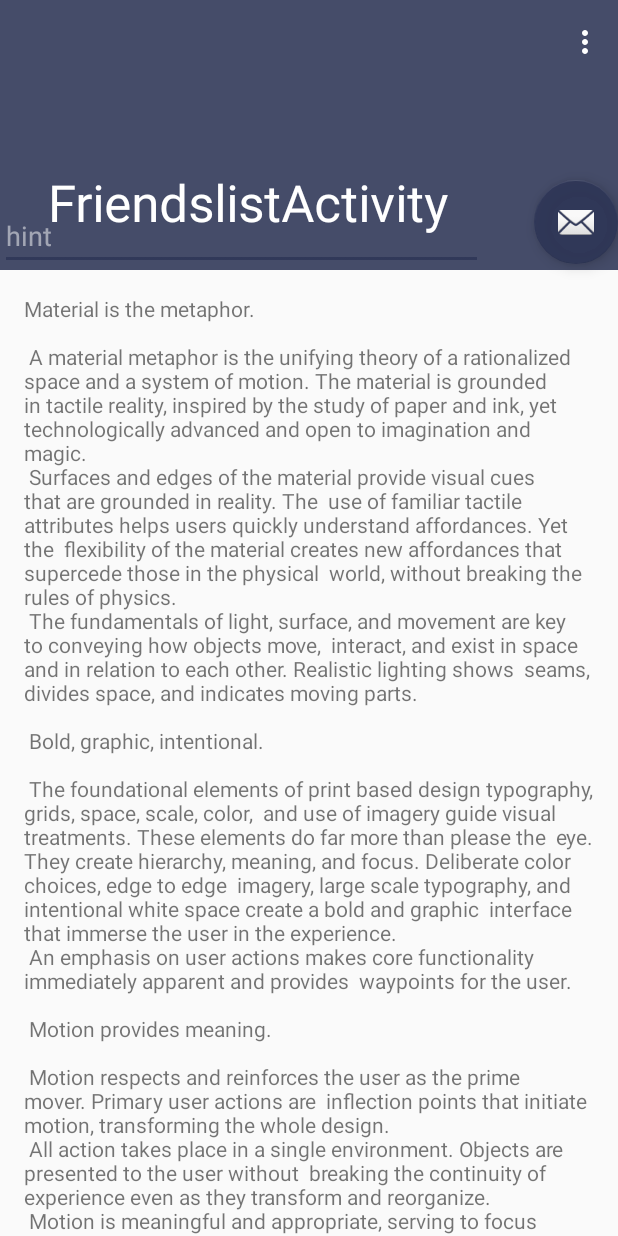
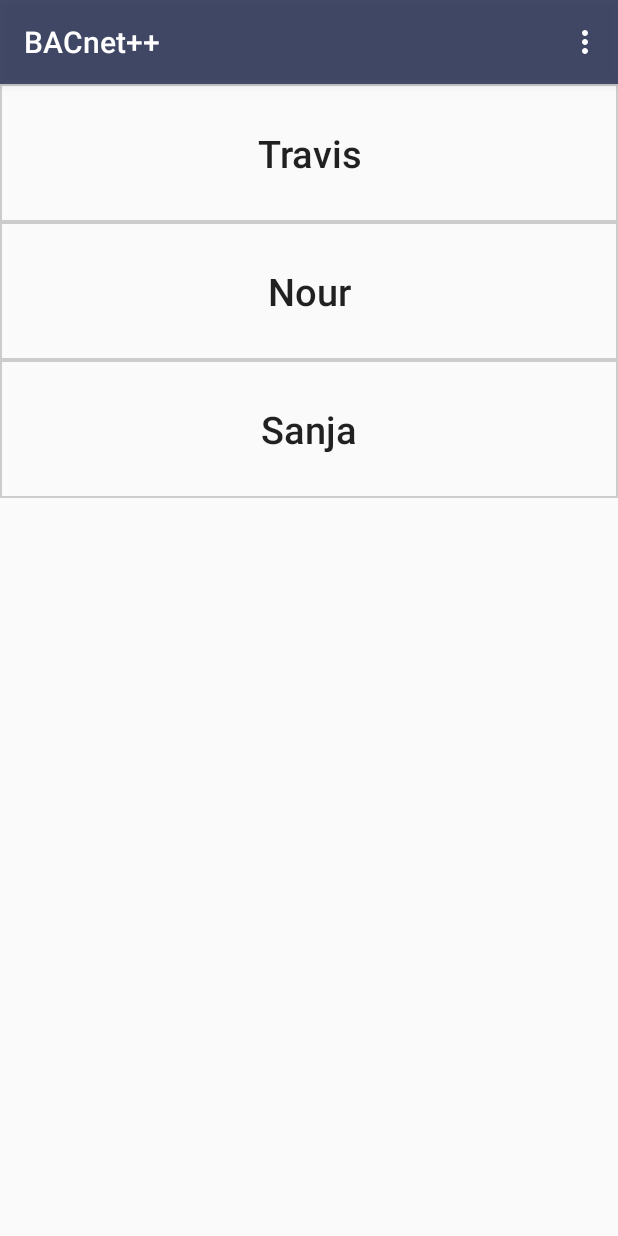
Before and after one commit to chaquo/chaquopy-console, an Android app: the FriendslistActivity screen opened directly, with no data from a screen before it, on a phone screen of 412 x 824 dp. Run offline under Robolectric (Android 15) with nearby library versions, the light colour scheme and no system bars; 10 statements that could not run were skipped.

Commit message:
Add friendslists classes and xmls

```diff
--- a/app/src/main/AndroidManifest.xml
+++ b/app/src/main/AndroidManifest.xml
@@ -11,10 +11,7 @@
         android:supportsRtl="true"
         android:theme="@style/AppTheme">
         <activity android:name="com.chaquo.python.utils.FeedTabActivity" />
-        <activity
-            android:name="com.chaquo.python.utils.FriendslistActivity"
-            android:label="@string/title_activity_friendslist"
-            android:theme="@style/AppTheme.NoActionBar" />
+        <activity android:name="com.chaquo.python.utils.FriendslistActivity" />
         <activity android:name="com.chaquo.python.utils.AccountActivity" />
         <activity android:name="com.chaquo.python.utils.PostActivity" />
         <activity android:name="com.chaquo.python.utils.RecyclerFeedActivity" />
--- a/app/src/main/java/com/chaquo/python/utils/FriendslistActivity.java
+++ b/app/src/main/java/com/chaquo/python/utils/FriendslistActivity.java
@@ -1,35 +1,68 @@
 package com.chaquo.python.utils;
 
+import android.annotation.SuppressLint;
 import android.app.Application;
+import android.os.Build;
 import android.os.Bundle;
+import android.view.Gravity;
+import android.view.LayoutInflater;
+import android.view.View;
+import android.widget.Button;
+import android.widget.EditText;
+import android.widget.LinearLayout;
+import android.widget.PopupWindow;
 
+import androidx.annotation.RequiresApi;
+import androidx.recyclerview.widget.LinearLayoutManager;
+import androidx.recyclerview.widget.RecyclerView;
+
+import com.chaquo.python.PyObject;
+import com.chaquo.python.Python;
+import com.chaquo.python.console.R;
 import com.google.android.material.floatingactionbutton.FloatingActionButton;
-import com.google.android.material.snackbar.Snackbar;
-
-import androidx.appcompat.app.AppCompatActivity;
-import androidx.appcompat.widget.Toolbar;
-
-import android.view.View;
-
-import com.chaquo.python.console.R;
 
 public class FriendslistActivity extends BacNetActivity {
+    private RecyclerView recyclerView;
+    private RecyclerView.Adapter mAdapter;
+    private RecyclerView.LayoutManager layoutManager;
 
+
+
+
+    @SuppressLint("ResourceType")
     @Override
     protected void onCreate(Bundle savedInstanceState) {
         super.onCreate(savedInstanceState);
         setContentView(R.layout.activity_friendslist);
-        Toolbar toolbar = (Toolbar) findViewById(R.id.toolbar);
-        setSupportActionBar(toolbar);
+        recyclerView = (RecyclerView) findViewById(R.id.my_recycler_view);
 
-        FloatingActionButton fab = (FloatingActionButton) findViewById(R.id.fab);
-        fab.setOnClickListener(new View.OnClickListener() {
-            @Override
-            public void onClick(View view) {
-                Snackbar.make(view, "Replace with your own action", Snackbar.LENGTH_LONG)
-                        .setAction("Action", null).show();
-            }
-        });
+
+
+        // use this setting to improve performance if you know that changes
+        // in content do not change the layout size of the RecyclerView
+        recyclerView.setHasFixedSize(true);
+
+        // use a linear layout manager
+        layoutManager = new LinearLayoutManager(this);
+        recyclerView.setLayoutManager(layoutManager);
+
+        // specify an adapter (see also next example)
+        Person p1 = new Person("Travis");
+        Person p2 = new Person("Nour");
+        Person p3 = new Person("Sanja");
+        Person[] p = {p1, p2, p3};
+        passFriendsToGUI(p);
+
+    }
+
+    public void passFriendsToGUI(Person[] p) {
+        mAdapter = new PersonListAdapter(p);
+        recyclerView.setAdapter(mAdapter);
+    }
+
+    @Override
+    protected void onResume() {
+        super.onResume();
     }
 
     public static class Task extends DebugActivity.Task {
@@ -44,7 +77,7 @@ public class FriendslistActivity extends BacNetActivity {
     }
 
     @Override
-    protected Class<? extends FriendslistActivity.Task> getTaskClass() {
-        return FriendslistActivity.Task.class;
+    protected Class<? extends Task> getTaskClass() {
+        return Task.class;
     }
 }
--- /dev/null
+++ b/app/src/main/java/com/chaquo/python/utils/Person.java
@@ -0,0 +1,19 @@
+package com.chaquo.python.utils;
+
+public class Person {
+    private String name;
+
+    public Person(String name) {
+        this.name = name;
+    }
+
+    public String getName() {
+        return name;
+    }
+
+    public void setName(String name) {
+        this.name = name;
+    }
+
+
+}
--- /dev/null
+++ b/app/src/main/java/com/chaquo/python/utils/PersonListAdapter.java
@@ -0,0 +1,67 @@
+package com.chaquo.python.utils;
+
+import android.view.LayoutInflater;
+import android.view.ViewGroup;
+import android.widget.LinearLayout;
+import android.widget.TextView;
+
+import androidx.recyclerview.widget.RecyclerView;
+
+import com.chaquo.python.console.R;
+
+public class PersonListAdapter extends RecyclerView.Adapter<PersonListAdapter.MyViewHolder> {
+    private Person[] mDataset;
+
+    // Provide a reference to the views for each data item
+    // Complex data items may need more than one view per item, and
+    // you provide access to all the views for a data item in a view holder
+    public static class MyViewHolder extends RecyclerView.ViewHolder {
+        // each data item is just a string in this case
+        //public TextView name;
+        //public TextView content;
+        //public TextView timestamp;
+        public LinearLayout layout;
+        public MyViewHolder(LinearLayout l) {
+            super(l);
+            layout = l;
+            //l.getLayoutParams().height = 300;
+        }
+    }
+
+    // Provide a suitable constructor (depends on the kind of dataset)
+    public PersonListAdapter(Person[] myDataset) {
+        mDataset = myDataset;
+    }
+
+    // Create new views (invoked by the layout manager)
+    @Override
+    public PersonListAdapter.MyViewHolder onCreateViewHolder(ViewGroup parent,
+                                                             int viewType) {
+        // create a new view
+        LinearLayout l = (LinearLayout)  LayoutInflater.from(parent.getContext())
+                .inflate(R.layout.friendslist_row, parent, false);
+
+        //TextView v = (TextView) LayoutInflater.from(parent.getContext())
+        //        .inflate(R.layout.my_text_view, parent, false);
+
+        MyViewHolder vh = new MyViewHolder(l);
+        return vh;
+    }
+
+    // Replace the contents of a view (invoked by the layout manager)
+    @Override
+    public void onBindViewHolder(MyViewHolder holder, int position) {
+        // - get element from your dataset at this position
+        // - replace the contents of the view with that element
+        ((TextView) holder.layout.findViewById(R.id.username)).setText(mDataset[position].getName());
+        //holder.textView.setText(mDataset[position]);
+
+    }
+
+
+    // Return the size of your dataset (invoked by the layout manager)
+    @Override
+    public int getItemCount() {
+        return mDataset.length;
+    }
+}
--- a/app/src/main/res/layout/activity_friendslist.xml
+++ b/app/src/main/res/layout/activity_friendslist.xml
@@ -1,54 +1,18 @@
 <?xml version="1.0" encoding="utf-8"?>
-<androidx.coordinatorlayout.widget.CoordinatorLayout xmlns:android="http://schemas.android.com/apk/res/android"
+<!-- A RecyclerView with some commonly used attributes -->
+<RelativeLayout
+    xmlns:android="http://schemas.android.com/apk/res/android"
     xmlns:app="http://schemas.android.com/apk/res-auto"
     xmlns:tools="http://schemas.android.com/tools"
     android:layout_width="match_parent"
-    android:layout_height="match_parent"
-    android:fitsSystemWindows="true"
-    tools:context="com.chaquo.python.utils.FriendslistActivity">
+    android:layout_height="match_parent">
 
-    <com.google.android.material.appbar.AppBarLayout
-        android:id="@+id/app_bar"
+    <androidx.recyclerview.widget.RecyclerView
+
+        android:id="@+id/my_recycler_view"
+        android:scrollbars="vertical"
         android:layout_width="match_parent"
-        android:layout_height="@dimen/app_bar_height"
-        android:fitsSystemWindows="true"
-        android:theme="@style/AppTheme.AppBarOverlay">
+        android:layout_height="match_parent"/>
 
-        <com.google.android.material.appbar.CollapsingToolbarLayout
-            android:id="@+id/toolbar_layout"
-            android:layout_width="match_parent"
-            android:layout_height="match_parent"
-            android:fitsSystemWindows="true"
-            app:contentScrim="?attr/colorPrimary"
-            app:layout_scrollFlags="scroll|exitUntilCollapsed"
-            app:toolbarId="@+id/toolbar">
 
-            <androidx.appcompat.widget.Toolbar
-                android:id="@+id/toolbar"
-                android:layout_width="match_parent"
-                android:layout_height="?attr/actionBarSize"
-                app:layout_collapseMode="pin"
-                app:popupTheme="@style/AppTheme.PopupOverlay" />
-
-            <com.google.android.material.textfield.TextInputEditText
-                android:layout_width="match_parent"
-                android:layout_height="wrap_content"
-                android:layout_gravity="bottom"
-                android:layout_marginRight="90dp"
-                android:hint="hint" />
-
-        </com.google.android.material.appbar.CollapsingToolbarLayout>
-    </com.google.android.material.appbar.AppBarLayout>
-
-    <include layout="@layout/content_friendslist" />
-
-    <com.google.android.material.floatingactionbutton.FloatingActionButton
-        android:id="@+id/fab"
-        android:layout_width="wrap_content"
-        android:layout_height="wrap_content"
-        android:layout_marginTop="120dp"
-        app:layout_anchor="@id/app_bar"
-        app:layout_anchorGravity="right"
-        app:srcCompat="@android:drawable/ic_dialog_email" />
-
-</androidx.coordinatorlayout.widget.CoordinatorLayout>
+</RelativeLayout>
--- a/app/src/main/res/layout/content_friendslist.xml
+++ /dev/null
@@ -1,17 +0,0 @@
-<?xml version="1.0" encoding="utf-8"?>
-<androidx.core.widget.NestedScrollView xmlns:android="http://schemas.android.com/apk/res/android"
-    xmlns:app="http://schemas.android.com/apk/res-auto"
-    xmlns:tools="http://schemas.android.com/tools"
-    android:layout_width="match_parent"
-    android:layout_height="match_parent"
-    app:layout_behavior="@string/appbar_scrolling_view_behavior"
-    tools:context="com.chaquo.python.utils.FriendslistActivity"
-    tools:showIn="@layout/activity_friendslist">
-
-    <TextView
-        android:layout_width="wrap_content"
-        android:layout_height="wrap_content"
-        android:layout_margin="@dimen/text_margin"
-        android:text="@string/large_text" />
-
-</androidx.core.widget.NestedScrollView>
--- /dev/null
+++ b/app/src/main/res/layout/friendslist_row.xml
@@ -0,0 +1,22 @@
+<?xml version="1.0" encoding="utf-8"?>
+<LinearLayout xmlns:android="http://schemas.android.com/apk/res/android"
+    xmlns:tools="http://schemas.android.com/tools"
+    android:layout_width="match_parent"
+    android:layout_height="wrap_content"
+    android:orientation="vertical"
+    android:background="@drawable/row_border"
+    android:paddingLeft="16dp"
+    android:paddingTop="16dp"
+    android:paddingRight="16dp"
+    android:paddingBottom="16dp">
+
+    <TextView
+        android:id="@+id/username"
+        android:gravity="center"
+        android:textAlignment="center"
+        android:layout_width="match_parent"
+        android:layout_height="60dp"
+        android:textAppearance="@style/TextAppearance.AppCompat.Body2"
+        android:textSize="25dp"/>
+
+</LinearLayout>
```
